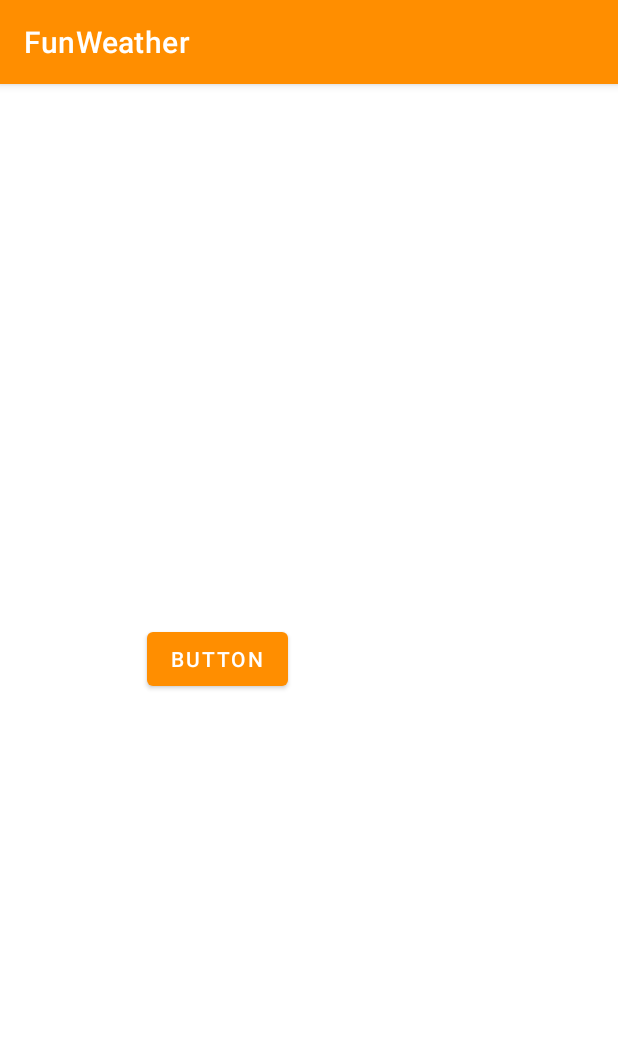
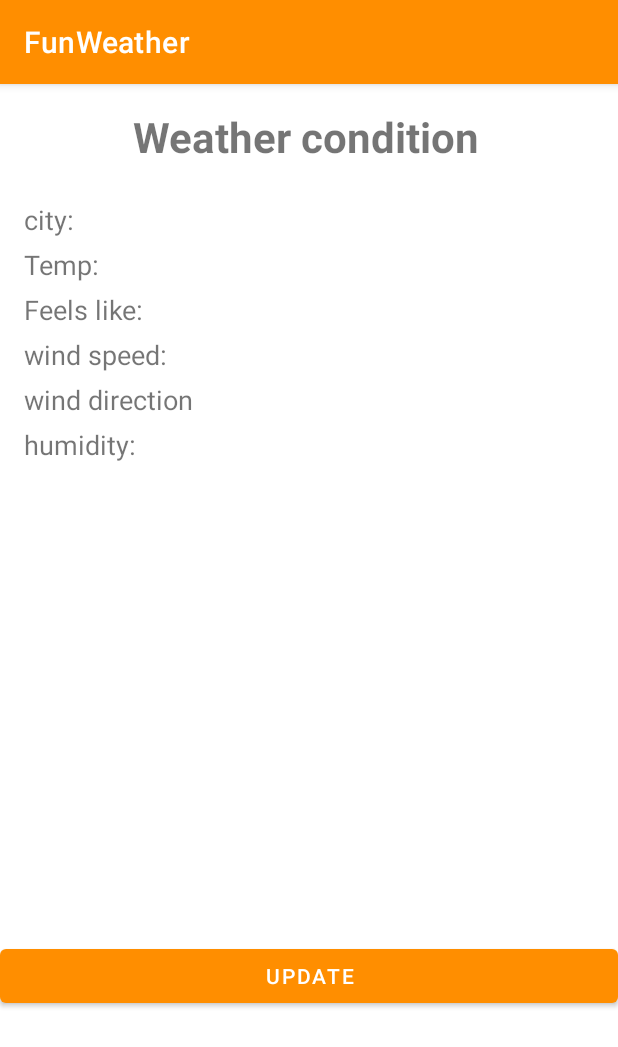
Before and after one commit to ruslan2570/FunWeather, an Android app: the screen it shows after launch (MainActivity), on a phone screen of 412 x 824 dp. Shown: the top 1047 px of the screen. Run offline under Robolectric (Android 15) with nearby library versions, the light colour scheme and no system bars.

Commit message:
Update design, add strings

```diff
--- a/app/src/main/res/layout/activity_main.xml
+++ b/app/src/main/res/layout/activity_main.xml
@@ -1,20 +1,93 @@
 <?xml version="1.0" encoding="utf-8"?>
-<androidx.constraintlayout.widget.ConstraintLayout xmlns:android="http://schemas.android.com/apk/res/android"
-    xmlns:app="http://schemas.android.com/apk/res-auto"
+<LinearLayout xmlns:android="http://schemas.android.com/apk/res/android"
     xmlns:tools="http://schemas.android.com/tools"
     android:layout_width="match_parent"
     android:layout_height="match_parent"
+    android:orientation="vertical"
     tools:context=".MainActivity">
 
-    <Button
-        android:id="@+id/button"
+
+    <TextView
+        android:id="@+id/textView"
+        android:layout_width="408dp"
+        android:layout_height="52dp"
+        android:layout_marginTop="16dp"
+        android:text="@string/description"
+        android:textAlignment="center"
+        android:textSize="28sp"
+        android:textStyle="bold" />
+
+    <TextView
+        android:id="@+id/text_city_name"
         android:layout_width="wrap_content"
         android:layout_height="wrap_content"
-        android:layout_marginEnd="220dp"
-        android:text="Button"
-        app:layout_constraintBottom_toBottomOf="parent"
-        app:layout_constraintEnd_toEndOf="parent"
-        app:layout_constraintTop_toTopOf="parent"
-        app:layout_constraintVertical_bias="0.499" />
+        android:layout_marginStart="16dp"
+        android:layout_marginTop="10dp"
+        android:layout_marginBottom="5dp"
+        android:text="@string/city_name"
+        android:textSize="18sp" />
 
-</androidx.constraintlayout.widget.ConstraintLayout>
+    <TextView
+        android:id="@+id/text_temp"
+        android:layout_width="wrap_content"
+        android:layout_height="wrap_content"
+        android:layout_marginStart="16dp"
+        android:layout_marginBottom="5dp"
+        android:text="@string/temp"
+        android:textSize="18sp" />
+
+    <TextView
+        android:id="@+id/text_temp_feels"
+        android:layout_width="wrap_content"
+        android:layout_height="wrap_content"
+        android:layout_marginStart="16dp"
+        android:layout_marginBottom="5dp"
+        android:text="@string/temp_feels"
+        android:textSize="18sp" />
+
+    <TextView
+        android:id="@+id/text_wind_speed"
+        android:layout_width="wrap_content"
+        android:layout_height="wrap_content"
+        android:layout_marginBottom="5dp"
+        android:layout_marginStart="16dp"
+        android:text="@string/wind_speed"
+        android:textSize="18sp" />
+
+    <TextView
+        android:id="@+id/text_wind_direction"
+        android:layout_width="wrap_content"
+        android:layout_height="wrap_content"
+        android:layout_marginStart="16dp"
+        android:layout_marginBottom="5dp"
+        android:text="@string/wind_direction"
+        android:textSize="18sp" />
+
+    <TextView
+        android:id="@+id/text_humidity"
+        android:layout_width="wrap_content"
+        android:layout_height="wrap_content"
+        android:layout_marginBottom="30dp"
+        android:layout_marginStart="16dp"
+        android:text="@string/humidity"
+        android:textSize="18sp" />
+
+    <TextView
+        android:id="@+id/text_fun"
+        android:layout_width="wrap_content"
+        android:layout_height="wrap_content"
+        android:layout_marginBottom="5dp"
+        android:layout_marginStart="16dp"
+        android:textStyle="italic"
+        android:textSize="20sp" />
+
+    <Button
+        android:id="@+id/btn_update"
+        android:layout_width="match_parent"
+        android:layout_height="wrap_content"
+        android:layout_gravity="bottom"
+        android:layout_marginTop="255dp"
+        android:text="@string/btn_update"
+        tools:ignore="TouchTargetSizeCheck" />
+
+</LinearLayout>
--- a/app/src/main/res/values/strings.xml
+++ b/app/src/main/res/values/strings.xml
@@ -1,3 +1,11 @@
 <resources>
-    <string name="app_name">FunWeather</string>
+    <string name="app_name" translatable="false">FunWeather</string>
+    <string name="btn_update">Update</string>
+    <string name="temp">Temp:</string>
+    <string name="temp_feels">Feels like:</string>
+    <string name="humidity">humidity:</string>
+    <string name="wind_speed">wind speed:</string>
+    <string name="wind_direction">wind direction</string>
+    <string name="city_name">city: </string>
+    <string name="description">Weather condition</string>
 </resources>
```
Also changed, not shown: 1 other file.
